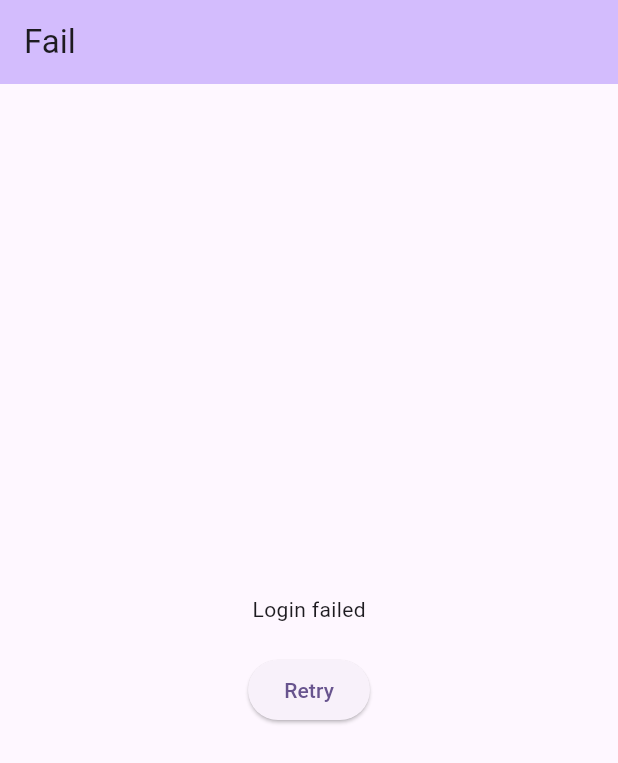
After one commit to SDE-private/project, a Flutter app: the FailPage screen opened by its route, on a phone screen of 412 x 824 dp. The commit adds this screen. Shown: the top 763 px of the screen. Run offline on Flutter 3.47's test engine with Material 3 defaults, Android fonts, the phone set to English and light mode, and no system bars; our stand-ins replace audioplayers, font_awesome_flutter, go_router, sign_in_button; missing offline and left inert: dart:html.

Commit message:
feat(frontend): add fail page

```diff
--- a/frontend/app/lib/main.dart
+++ b/frontend/app/lib/main.dart
@@ -1,37 +1,32 @@
+import 'package:flutter/material.dart';
 import 'package:frontend/classes/song.dart';
-import 'package:frontend/ui/pages/song.dart';
-import 'package:provider/provider.dart';
-
-import 'package:flutter/material.dart';
 import 'package:frontend/providers/user.dart';
 import 'package:frontend/ui/pages/auth.dart';
+import 'package:frontend/ui/pages/fail.dart';
 import 'package:frontend/ui/pages/library.dart';
 import 'package:frontend/ui/pages/login.dart';
+import 'package:frontend/ui/pages/song.dart';
 import 'package:go_router/go_router.dart';
-
+import 'package:provider/provider.dart';
 
 void main() {
   WidgetsFlutterBinding.ensureInitialized();
-  runApp(
-    ChangeNotifierProvider(
+  runApp(ChangeNotifierProvider(
     create: (context) => UserProvider(),
     child: MyApp(),
-    )
-  );
+  ));
 }
 
 class MyApp extends StatelessWidget {
   MyApp({super.key});
 
-  final _router = GoRouter(
-    routes: [
+  final _router = GoRouter(routes: [
     GoRoute(
         path: '/',
         builder: (ctx, state) {
           bool logged = ctx.read<UserProvider>().is_logged();
           return logged ? const LibraryPage() : const LoginPage();
-        }
-      ),
+        }),
     GoRoute(
       path: '/login',
       builder: (ctx, state) => const LoginPage(),
@@ -44,18 +39,21 @@ class MyApp extends StatelessWidget {
         path: '/auth',
         builder: (ctx, state) {
           String? token = state.uri.queryParameters['token'];
+          print(token);
           return AuthPage(token: token);
-        }
-      ),
+        }),
     GoRoute(
         path: '/song',
         builder: (ctx, state) {
           Song song = state.extra as Song;
           return SongPage(song: song);
-        }
-      )
-    ]
-  );
+        }),
+    GoRoute(
+        path: '/fail',
+        builder: (ctx, state) {
+          return const FailPage();
+        })
+  ]);
 
   // This widget is the root of your application.
   @override
@@ -67,7 +65,6 @@ class MyApp extends StatelessWidget {
           useMaterial3: true,
         ),
         routerConfig: _router,
-      debugShowCheckedModeBanner: false
-    );
+        debugShowCheckedModeBanner: false);
   }
 }
--- /dev/null
+++ b/frontend/app/lib/ui/pages/fail.dart
@@ -0,0 +1,35 @@
+import 'dart:html' as html;
+
+import 'package:flutter/material.dart';
+
+class FailPage extends StatefulWidget {
+  const FailPage({super.key});
+
+  @override
+  State<FailPage> createState() => _FailPageState();
+}
+
+class _FailPageState extends State<FailPage> {
+  @override
+  Widget build(BuildContext context) {
+    return Scaffold(
+        appBar: AppBar(
+          backgroundColor: Theme.of(context).colorScheme.inversePrimary,
+          title: const Text("Fail"),
+        ),
+        // add text and button navigator
+        body: Center(
+            child: Column(
+          mainAxisAlignment: MainAxisAlignment.center,
+          children: [
+            const Text("Login failed"),
+            const SizedBox(height: 20),
+            ElevatedButton(
+              onPressed: () =>
+                  html.window.location.replace("http://localhost/app/"),
+              child: const Text("Retry"),
+            ),
+          ],
+        )));
+  }
+}
--- a/frontend/app/lib/ui/pages/login.dart
+++ b/frontend/app/lib/ui/pages/login.dart
@@ -1,6 +1,6 @@
+import 'dart:html' as html;
+
 import 'package:flutter/material.dart';
-import 'package:go_router/go_router.dart';
-import 'dart:html' as html;
 import 'package:sign_in_button/sign_in_button.dart';
 
 class LoginPage extends StatefulWidget {
@@ -14,20 +14,16 @@ class _LoginPageState extends State<LoginPage> {
   @override
   Widget build(BuildContext context) {
     return Center(
-      child: Column(
-        mainAxisAlignment: MainAxisAlignment.center,
-        children: [
-          SignInButton(
-            Buttons.google,
-            onPressed: _do_login,
-          ),
-        ]
-      )
-    );
+        child: Column(mainAxisAlignment: MainAxisAlignment.center, children: [
+      SignInButton(
+        Buttons.google,
+        onPressed: _do_login,
+      ),
+    ]));
   }
 
   void _do_login() {
     // context.go(Uri(path: "/auth", queryParameters: {"token": "ciao"}).toString());
-    html.window.location.replace("http://localhost:3000/auth/google");
+    html.window.location.replace("http://localhost:3001/auth/login");
   }
 }
```
Also changed, not shown: 2 other files. Lines whose indentation alone changed are shown as unchanged.
